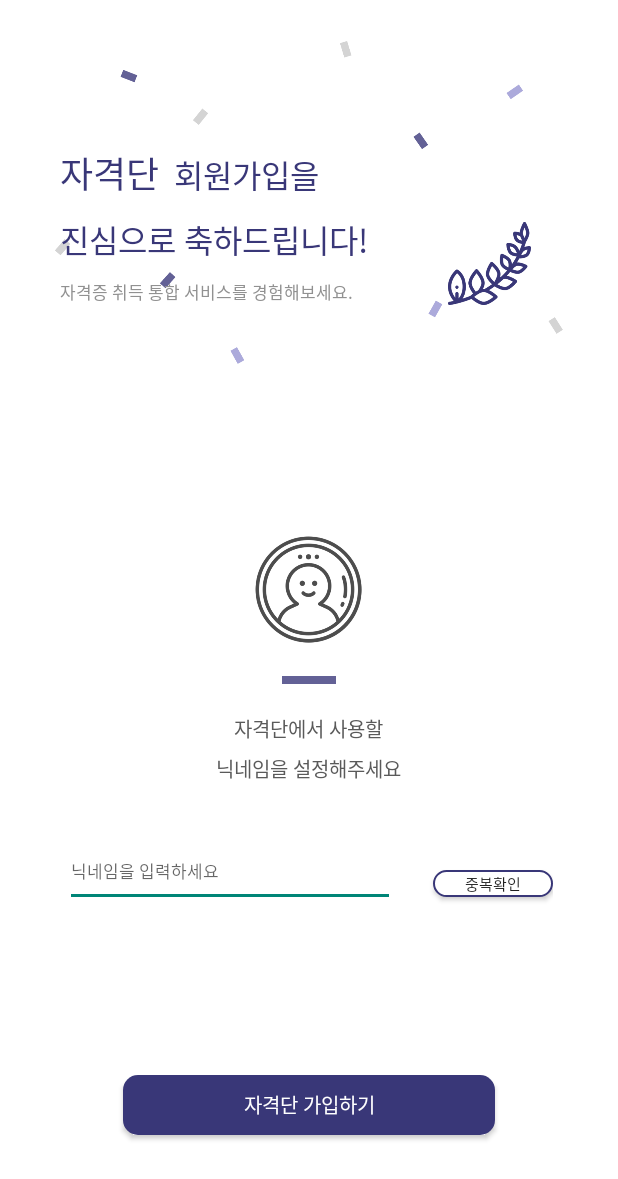
After one commit to huiseon37/JAGYEOKDAN_Android, an Android app: the layout activity_nickname.xml on its own in the app's theme, with its tools: preview values and no code run, on a phone screen of 412 x 824 dp. The commit adds this screen. Shown: the top 1179 px of the screen. Run offline under Robolectric (Android 15) with nearby library versions, the phone set to English and light mode, and no system bars.

Commit message:
닉네임 액티비티 레이아웃 구성

```diff
--- a/app/build.gradle
+++ b/app/build.gradle
@@ -31,6 +31,11 @@ android {
     kotlinOptions {
         jvmTarget = '1.8'
     }
+
+    // 뷰바인딩 설정
+    buildFeatures {
+        viewBinding = true
+    }
 }
 
 dependencies {
@@ -40,8 +45,8 @@ dependencies {
     implementation 'androidx.appcompat:appcompat:1.2.0'
     implementation 'com.google.android.material:material:1.3.0'
     implementation 'androidx.constraintlayout:constraintlayout:2.0.4'
-    implementation 'com.google.firebase:firebase-auth:20.0.4'
-    testImplementation 'junit:junit:4.+'
+    implementation 'com.google.firebase:firebase-auth:21.0.0'
+    testImplementation 'junit:junit:4.13.2'
     androidTestImplementation 'androidx.test.ext:junit:1.1.2'
     androidTestImplementation 'androidx.test.espresso:espresso-core:3.3.0'
 }
--- /dev/null
+++ b/app/src/main/java/com/example/happylife/NicknameActivity.kt
@@ -0,0 +1,23 @@
+package com.example.happylife
+
+import android.content.Intent
+import androidx.appcompat.app.AppCompatActivity
+import android.os.Bundle
+import com.example.happylife.databinding.ActivityNicknameBinding
+
+class NicknameActivity : AppCompatActivity() {
+
+    private lateinit var binding: ActivityNicknameBinding
+
+    override fun onCreate(savedInstanceState: Bundle?) {
+        super.onCreate(savedInstanceState)
+        binding = ActivityNicknameBinding.inflate(layoutInflater)
+        val view = binding.root
+        setContentView(view)
+
+        binding.btnSigninNickname.setOnClickListener {
+            val intent = Intent(this, JobActivity::class.java)
+            startActivity(intent)
+        }
+    }
+}
--- /dev/null
+++ b/app/src/main/res/layout/activity_nickname.xml
@@ -0,0 +1,182 @@
+<?xml version="1.0" encoding="utf-8"?>
+<androidx.constraintlayout.widget.ConstraintLayout xmlns:android="http://schemas.android.com/apk/res/android"
+    xmlns:app="http://schemas.android.com/apk/res-auto"
+    xmlns:tools="http://schemas.android.com/tools"
+    android:layout_width="match_parent"
+    android:layout_height="match_parent"
+    android:background="@color/white"
+    tools:context=".NicknameActivity">
+
+    <RelativeLayout
+        android:id="@+id/relativelayout_congrat_nickname"
+        android:layout_width="match_parent"
+        android:layout_height="wrap_content"
+        android:layout_marginTop="27dp"
+        app:layout_constraintTop_toTopOf="parent">
+
+        <ImageView
+            android:layout_width="match_parent"
+            android:layout_height="215dp"
+            android:src="@drawable/pollen" />
+
+        <LinearLayout
+            android:layout_width="match_parent"
+            android:layout_height="wrap_content"
+            android:layout_marginHorizontal="40dp"
+            android:orientation="horizontal">
+
+            <LinearLayout
+                android:id="@+id/linearlayout_congrat_nickname"
+                android:layout_width="wrap_content"
+                android:layout_height="wrap_content"
+                android:layout_weight="1"
+                android:orientation="vertical">
+
+                <LinearLayout
+                    android:layout_width="wrap_content"
+                    android:layout_height="wrap_content"
+                    android:layout_marginTop="70dp"
+                    android:orientation="horizontal">
+
+                    <TextView
+                        android:layout_width="wrap_content"
+                        android:layout_height="wrap_content"
+                        android:layout_marginEnd="10dp"
+                        android:fontFamily="@font/right_idea"
+                        android:text="자격단"
+                        android:textColor="@color/main_color"
+                        android:textSize="24sp"
+                        tools:ignore="HardcodedText" />
+
+                    <TextView
+                        android:layout_width="wrap_content"
+                        android:layout_height="wrap_content"
+                        android:fontFamily="@font/a_title_gothic1"
+                        android:text="회원가입을"
+                        android:textColor="@color/main_color"
+                        android:textSize="21sp"
+                        tools:ignore="HardcodedText" />
+
+                </LinearLayout>
+
+                <TextView
+                    android:layout_width="wrap_content"
+                    android:layout_height="wrap_content"
+                    android:layout_marginTop="10dp"
+                    android:fontFamily="@font/a_title_gothic2"
+                    android:text="진심으로 축하드립니다!"
+                    android:textColor="@color/main_color"
+                    android:textSize="21sp"
+                    tools:ignore="HardcodedText" />
+
+                <TextView
+                    android:layout_width="wrap_content"
+                    android:layout_height="wrap_content"
+                    android:layout_marginTop="10dp"
+                    android:fontFamily="@font/a_title_gothic1"
+                    android:text="자격증 취득 통합 서비스를 경험해보세요."
+                    android:textColor="@color/gray_color"
+                    android:textSize="11sp"
+                    tools:ignore="HardcodedText" />
+
+            </LinearLayout>
+
+            <ImageView
+                android:layout_width="55dp"
+                android:layout_height="55dp"
+                android:layout_gravity="bottom"
+                android:layout_weight="1"
+                android:src="@drawable/leaf2" />
+
+        </LinearLayout>
+
+    </RelativeLayout>
+
+    <LinearLayout
+        android:id="@+id/linearlayout_set_nickname"
+        android:layout_width="match_parent"
+        android:layout_height="wrap_content"
+        android:layout_marginHorizontal="43dp"
+        android:gravity="center"
+        android:orientation="vertical"
+        app:layout_constraintBottom_toTopOf="@+id/btn_signin_nickname"
+        app:layout_constraintTop_toBottomOf="@+id/relativelayout_congrat_nickname">
+
+        <ImageView
+            android:layout_width="75dp"
+            android:layout_height="75dp"
+            android:src="@drawable/icon" />
+
+        <ImageView
+            android:layout_width="36dp"
+            android:layout_height="5dp"
+            android:layout_marginTop="20dp"
+            android:src="@drawable/box" />
+
+        <TextView
+            android:layout_width="wrap_content"
+            android:layout_height="wrap_content"
+            android:layout_marginTop="20dp"
+            android:fontFamily="@font/a_title_gothic2"
+            android:lineSpacingExtra="7dp"
+            android:text="자격단에서 사용할\n닉네임을 설정해주세요"
+            android:textAlignment="center"
+            android:textColor="@color/dark_blue"
+            android:textSize="13sp"
+            tools:ignore="HardcodedText" />
+
+        <LinearLayout
+            android:id="@+id/linearlayout_id_membership"
+            android:layout_width="match_parent"
+            android:layout_height="wrap_content"
+            android:layout_marginTop="40dp"
+            android:orientation="horizontal">
+
+            <EditText
+                android:layout_width="220dp"
+                android:layout_height="wrap_content"
+                android:fontFamily="@font/a_title_gothic2"
+                android:hint="닉네임을 입력하세요"
+                android:importantForAutofill="no"
+                android:inputType="text"
+                android:paddingBottom="15dp"
+                android:singleLine="true"
+                android:textSize="11sp"
+                tools:ignore="HardcodedText" />
+
+            <View
+                android:layout_width="0dp"
+                android:layout_height="0dp"
+                android:layout_weight="1" />
+
+            <Button
+                android:layout_width="80dp"
+                android:layout_height="18dp"
+                android:layout_gravity="bottom"
+                android:layout_marginBottom="3dp"
+                android:background="@drawable/background_button_white"
+                android:fontFamily="@font/a_title_gothic2"
+                android:text="중복확인"
+                android:textSize="10sp"
+                tools:ignore="HardcodedText" />
+
+        </LinearLayout>
+
+    </LinearLayout>
+
+    <Button
+        android:id="@+id/btn_signin_nickname"
+        android:layout_width="248dp"
+        android:layout_height="40dp"
+        android:layout_marginBottom="67dp"
+        android:background="@drawable/background_membership_btn"
+        android:fontFamily="@font/a_title_gothic3"
+        android:text="자격단 가입하기"
+        android:textColor="@color/white"
+        android:textSize="13sp"
+        app:layout_constraintBottom_toBottomOf="parent"
+        app:layout_constraintEnd_toEndOf="parent"
+        app:layout_constraintStart_toStartOf="parent"
+        tools:ignore="HardcodedText" />
+
+</androidx.constraintlayout.widget.ConstraintLayout>
--- a/app/src/main/res/values/colors.xml
+++ b/app/src/main/res/values/colors.xml
@@ -7,4 +7,7 @@
     <color name="teal_700">#FF018786</color>
     <color name="black">#FF000000</color>
     <color name="white">#FFFFFFFF</color>
+    <color name="main_color">#393778</color>
+    <color name="gray_color">#919191</color>
+    <color name="dark_blue">#5A5A5A</color>
 </resources>
```
